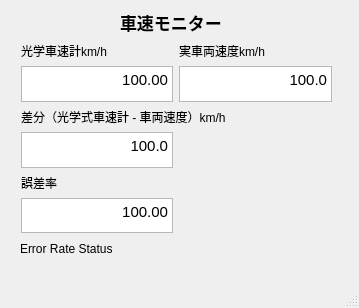
Above: kistler_driver/scripts/ui_monitor.ui from tier4/kistler_driver before the change. Below: the same form after it.
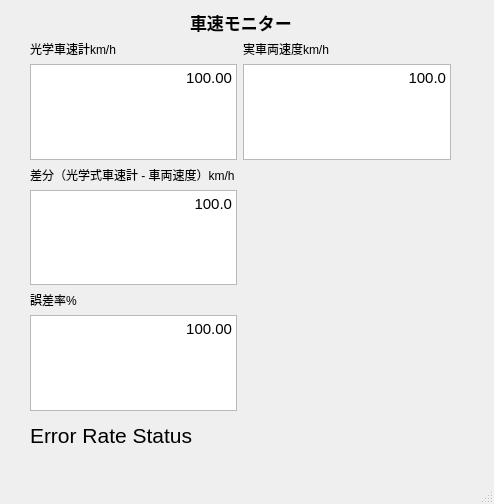
That is the form after the change.

Commit message: adjust font size for gui tool

Patch:
```diff
--- a/kistler_driver/scripts/ui_monitor.ui
+++ b/kistler_driver/scripts/ui_monitor.ui
@@ -6,8 +6,8 @@
    <rect>
     <x>0</x>
     <y>0</y>
-    <width>359</width>
-    <height>308</height>
+    <width>494</width>
+    <height>504</height>
    </rect>
   </property>
   <property name="windowTitle">
@@ -17,7 +17,7 @@
    <widget class="QLabel" name="label_main">
     <property name="geometry">
      <rect>
-      <x>120</x>
+      <x>190</x>
       <y>10</y>
       <width>102</width>
       <height>25</height>
@@ -38,23 +38,28 @@
    <widget class="QLabel" name="label_error_data_color">
     <property name="geometry">
      <rect>
-      <x>20</x>
-      <y>240</y>
-      <width>117</width>
-      <height>17</height>
+      <x>30</x>
+      <y>420</y>
+      <width>221</width>
+      <height>31</height>
      </rect>
     </property>
+    <property name="font">
+     <font>
+      <pointsize>16</pointsize>
+     </font>
+    </property>
     <property name="text">
      <string>Error Rate Status</string>
     </property>
    </widget>
-   <widget class="QWidget" name="">
+   <widget class="QWidget" name="layoutWidget">
     <property name="geometry">
      <rect>
-      <x>21</x>
-      <y>42</y>
-      <width>311</width>
-      <height>191</height>
+      <x>30</x>
+      <y>40</y>
+      <width>421</width>
+      <height>371</height>
      </rect>
     </property>
     <layout class="QGridLayout" name="gridLayout">
@@ -74,23 +79,33 @@
      </item>
      <item row="1" column="0">
       <widget class="QTextBrowser" name="textBrowser_kistler_data">
+       <property name="font">
+        <font>
+         <pointsize>30</pointsize>
+        </font>
+       </property>
        <property name="html">
         <string>&lt;!DOCTYPE HTML PUBLIC &quot;-//W3C//DTD HTML 4.0//EN&quot; &quot;http://www.w3.org/TR/REC-html40/strict.dtd&quot;&gt;
 &lt;html&gt;&lt;head&gt;&lt;meta name=&quot;qrichtext&quot; content=&quot;1&quot; /&gt;&lt;style type=&quot;text/css&quot;&gt;
 p, li { white-space: pre-wrap; }
-&lt;/style&gt;&lt;/head&gt;&lt;body style=&quot; font-family:'Ubuntu'; font-size:11pt; font-weight:400; font-style:normal;&quot;&gt;
-&lt;p align=&quot;right&quot; style=&quot; margin-top:0px; margin-bottom:0px; margin-left:0px; margin-right:0px; -qt-block-indent:0; text-indent:0px;&quot;&gt;100.00&lt;/p&gt;&lt;/body&gt;&lt;/html&gt;</string>
+&lt;/style&gt;&lt;/head&gt;&lt;body style=&quot; font-family:'Ubuntu'; font-size:30pt; font-weight:400; font-style:normal;&quot;&gt;
+&lt;p align=&quot;right&quot; style=&quot; margin-top:0px; margin-bottom:0px; margin-left:0px; margin-right:0px; -qt-block-indent:0; text-indent:0px;&quot;&gt;&lt;span style=&quot; font-size:11pt;&quot;&gt;100.00&lt;/span&gt;&lt;/p&gt;&lt;/body&gt;&lt;/html&gt;</string>
        </property>
       </widget>
      </item>
      <item row="1" column="1">
       <widget class="QTextBrowser" name="textBrowser_vehicle_data">
+       <property name="font">
+        <font>
+         <pointsize>30</pointsize>
+        </font>
+       </property>
        <property name="html">
         <string>&lt;!DOCTYPE HTML PUBLIC &quot;-//W3C//DTD HTML 4.0//EN&quot; &quot;http://www.w3.org/TR/REC-html40/strict.dtd&quot;&gt;
 &lt;html&gt;&lt;head&gt;&lt;meta name=&quot;qrichtext&quot; content=&quot;1&quot; /&gt;&lt;style type=&quot;text/css&quot;&gt;
 p, li { white-space: pre-wrap; }
-&lt;/style&gt;&lt;/head&gt;&lt;body style=&quot; font-family:'Ubuntu'; font-size:11pt; font-weight:400; font-style:normal;&quot;&gt;
-&lt;p align=&quot;right&quot; style=&quot; margin-top:0px; margin-bottom:0px; margin-left:0px; margin-right:0px; -qt-block-indent:0; text-indent:0px;&quot;&gt;100.0&lt;/p&gt;&lt;/body&gt;&lt;/html&gt;</string>
+&lt;/style&gt;&lt;/head&gt;&lt;body style=&quot; font-family:'Ubuntu'; font-size:30pt; font-weight:400; font-style:normal;&quot;&gt;
+&lt;p align=&quot;right&quot; style=&quot; margin-top:0px; margin-bottom:0px; margin-left:0px; margin-right:0px; -qt-block-indent:0; text-indent:0px;&quot;&gt;&lt;span style=&quot; font-size:11pt;&quot;&gt;100.0&lt;/span&gt;&lt;/p&gt;&lt;/body&gt;&lt;/html&gt;</string>
        </property>
       </widget>
      </item>
@@ -103,30 +118,40 @@
      </item>
      <item row="3" column="0">
       <widget class="QTextBrowser" name="textBrowser_diff_data">
+       <property name="font">
+        <font>
+         <pointsize>30</pointsize>
+        </font>
+       </property>
        <property name="html">
         <string>&lt;!DOCTYPE HTML PUBLIC &quot;-//W3C//DTD HTML 4.0//EN&quot; &quot;http://www.w3.org/TR/REC-html40/strict.dtd&quot;&gt;
 &lt;html&gt;&lt;head&gt;&lt;meta name=&quot;qrichtext&quot; content=&quot;1&quot; /&gt;&lt;style type=&quot;text/css&quot;&gt;
 p, li { white-space: pre-wrap; }
-&lt;/style&gt;&lt;/head&gt;&lt;body style=&quot; font-family:'Ubuntu'; font-size:11pt; font-weight:400; font-style:normal;&quot;&gt;
-&lt;p align=&quot;right&quot; style=&quot; margin-top:0px; margin-bottom:0px; margin-left:0px; margin-right:0px; -qt-block-indent:0; text-indent:0px;&quot;&gt;100.0&lt;/p&gt;&lt;/body&gt;&lt;/html&gt;</string>
+&lt;/style&gt;&lt;/head&gt;&lt;body style=&quot; font-family:'Ubuntu'; font-size:30pt; font-weight:400; font-style:normal;&quot;&gt;
+&lt;p align=&quot;right&quot; style=&quot; margin-top:0px; margin-bottom:0px; margin-left:0px; margin-right:0px; -qt-block-indent:0; text-indent:0px;&quot;&gt;&lt;span style=&quot; font-size:11pt;&quot;&gt;100.0&lt;/span&gt;&lt;/p&gt;&lt;/body&gt;&lt;/html&gt;</string>
        </property>
       </widget>
      </item>
      <item row="4" column="0">
       <widget class="QLabel" name="label_error">
        <property name="text">
-        <string>誤差率</string>
+        <string>誤差率%</string>
        </property>
       </widget>
      </item>
      <item row="5" column="0">
       <widget class="QTextBrowser" name="textBrowser_error_data">
+       <property name="font">
+        <font>
+         <pointsize>30</pointsize>
+        </font>
+       </property>
        <property name="html">
         <string>&lt;!DOCTYPE HTML PUBLIC &quot;-//W3C//DTD HTML 4.0//EN&quot; &quot;http://www.w3.org/TR/REC-html40/strict.dtd&quot;&gt;
 &lt;html&gt;&lt;head&gt;&lt;meta name=&quot;qrichtext&quot; content=&quot;1&quot; /&gt;&lt;style type=&quot;text/css&quot;&gt;
 p, li { white-space: pre-wrap; }
-&lt;/style&gt;&lt;/head&gt;&lt;body style=&quot; font-family:'Ubuntu'; font-size:11pt; font-weight:400; font-style:normal;&quot;&gt;
-&lt;p align=&quot;right&quot; style=&quot; margin-top:0px; margin-bottom:0px; margin-left:0px; margin-right:0px; -qt-block-indent:0; text-indent:0px;&quot;&gt;100.00&lt;/p&gt;&lt;/body&gt;&lt;/html&gt;</string>
+&lt;/style&gt;&lt;/head&gt;&lt;body style=&quot; font-family:'Ubuntu'; font-size:30pt; font-weight:400; font-style:normal;&quot;&gt;
+&lt;p align=&quot;right&quot; style=&quot; margin-top:0px; margin-bottom:0px; margin-left:0px; margin-right:0px; -qt-block-indent:0; text-indent:0px;&quot;&gt;&lt;span style=&quot; font-size:11pt;&quot;&gt;100.00&lt;/span&gt;&lt;/p&gt;&lt;/body&gt;&lt;/html&gt;</string>
        </property>
       </widget>
      </item>
```
Left out of the diff: 2 changed lines with no effect on the pictures. The commit also changes 3 other files.
